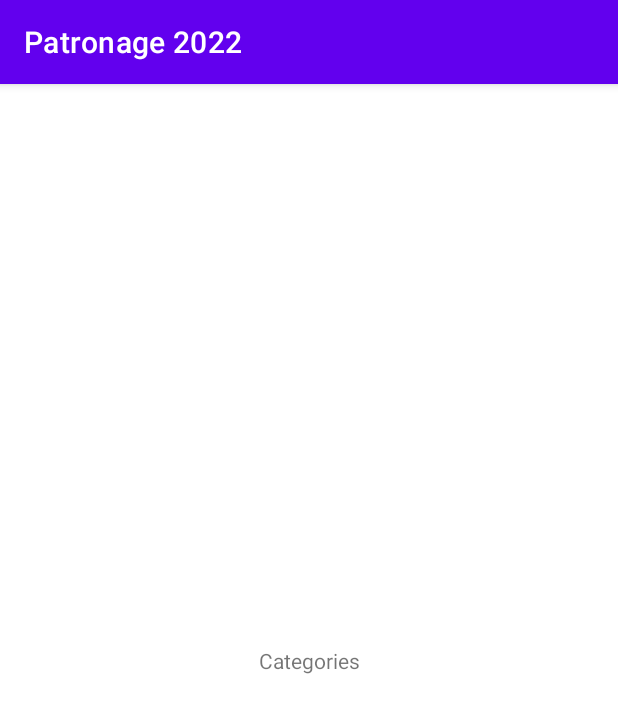
After one commit to intive/patronage22-android-lublin, an Android app: the fragment CategoriesFragment shown on its own in the app's theme, on a phone screen of 412 x 824 dp. The commit adds this screen. Shown: the top 713 px of the screen. Run offline under Robolectric (Android 15) with nearby library versions, the phone set to English and light mode, and no system bars.

Commit message:
P2022-1314 Create category tab. Create a "CategoriesFragment" class for categories. Add an icon for this section (ic_baseline_categories_24) and add it to bottom navigation. Create fragment_categories.xml to describe the look of the new section.

```diff
--- a/app/src/main/java/com/intive/patronage22/lublin/MainActivity.kt
+++ b/app/src/main/java/com/intive/patronage22/lublin/MainActivity.kt
@@ -13,6 +13,7 @@ import androidx.fragment.app.Fragment
 import com.google.android.material.bottomnavigation.BottomNavigationView
 import android.widget.Toast
 import com.intive.patronage22.lublin.databinding.ActivityMainBinding
+import com.intive.patronage22.lublin.screens.categories.CategoriesFragment
 import com.intive.patronage22.lublin.screens.favorites.FavoritesFragment
 import com.intive.patronage22.lublin.screens.home.HomeFragment
 import com.intive.patronage22.lublin.screens.search.SearchFragment
@@ -35,6 +36,7 @@ class MainActivity : AppCompatActivity() {
                 R.id.home -> setCurrentFragment(HomeFragment())
                 R.id.search -> setCurrentFragment(SearchFragment())
                 R.id.favorites -> setCurrentFragment(FavoritesFragment())
+                R.id.categories -> setCurrentFragment(CategoriesFragment())
             }
             true
         }
--- /dev/null
+++ b/app/src/main/java/com/intive/patronage22/lublin/screens/categories/CategoriesFragment.kt
@@ -0,0 +1,8 @@
+package com.intive.patronage22.lublin.screens.categories
+
+import androidx.fragment.app.Fragment
+import com.intive.patronage22.lublin.R
+
+class CategoriesFragment : Fragment(R.layout.fragment_categories) {
+
+}
--- /dev/null
+++ b/app/src/main/res/layout/fragment_categories.xml
@@ -0,0 +1,20 @@
+<?xml version="1.0" encoding="utf-8"?>
+<androidx.constraintlayout.widget.ConstraintLayout
+    xmlns:android="http://schemas.android.com/apk/res/android"
+    xmlns:app="http://schemas.android.com/apk/res-auto"
+    xmlns:tools="http://schemas.android.com/tools"
+    android:layout_width="match_parent"
+    android:layout_height="match_parent"
+    tools:context=".screens.categories.CategoriesFragment">
+
+    <TextView
+        android:id="@+id/tvCategories"
+        android:layout_width="wrap_content"
+        android:layout_height="wrap_content"
+        android:text="@string/categories"
+        app:layout_constraintBottom_toBottomOf="parent"
+        app:layout_constraintEnd_toEndOf="parent"
+        app:layout_constraintStart_toStartOf="parent"
+        app:layout_constraintTop_toTopOf="parent" />
+
+</androidx.constraintlayout.widget.ConstraintLayout>
--- a/app/src/main/res/values/strings.xml
+++ b/app/src/main/res/values/strings.xml
@@ -14,8 +14,10 @@
     <string name="home">Home</string>
     <string name="search">Search</string>
     <string name="favorites">Favorites</string>
+    <string name="categories">Categories</string>
 
     <string name="settings">Settings</string>
     <string name="about">About</string>
     <string name="hello_hello">Hello Hello</string>
+
 </resources>
```
Also changed, not shown: app/src/main/res/drawable/ic_baseline_categories_24.xml (added, +10 -0 lines), app/src/main/res/menu/bottom_navigation_menu.xml (+6 -3 lines).
